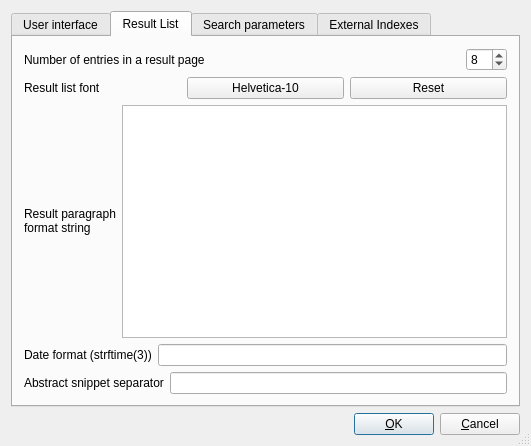
Qt form src/qtgui/uiprefs.ui (spanner888/recoll) before a commit.
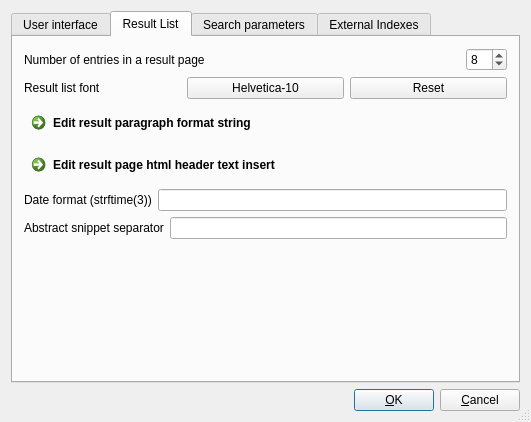
The same form after that commit. The open tabs and pages were chosen to show the change.

Commit message: GUI: enable using QWebView WebKit browser instead of Qt native QTextBrowser to display the result list. On by default, can be disabled with configure --disable-webkit

The edit to the form file:
```diff
--- a/src/qtgui/uiprefs.ui
+++ b/src/qtgui/uiprefs.ui
@@ -7,7 +7,7 @@
     <x>0</x>
     <y>0</y>
     <width>531</width>
-    <height>446</height>
+    <height>422</height>
    </rect>
   </property>
   <property name="windowTitle">
@@ -296,48 +296,21 @@
            <item>
             <layout class="QHBoxLayout">
              <item>
-              <widget class="QLabel" name="textLabel1_4">
-               <property name="sizePolicy">
-                <sizepolicy hsizetype="Expanding" vsizetype="Expanding">
-                 <horstretch>0</horstretch>
-                 <verstretch>0</verstretch>
-                </sizepolicy>
-               </property>
-               <property name="toolTip">
-                <string>Defines the format for each result list paragraph. Use qt html format and printf-like replacements:&lt;br&gt;%A Abstract&lt;br&gt; %D Date&lt;br&gt; %I Icon image name&lt;br&gt; %K Keywords (if any)&lt;br&gt; %L Preview and Edit links&lt;br&gt; %M Mime type&lt;br&gt; %N Result number&lt;br&gt; %R Relevance percentage&lt;br&gt; %S Size information&lt;br&gt; %T Title&lt;br&gt; %U Url&lt;br&gt; Go to http://www.recoll.org/custom.html for examples.</string>
-               </property>
+              <widget class="QCommandLinkButton" name="CLEditPara">
                <property name="text">
-                <string>Result paragraph&lt;br&gt;format string</string>
-               </property>
-               <property name="wordWrap">
-                <bool>false</bool>
-               </property>
-              </widget>
-             </item>
-             <item>
-              <widget class="QTextEdit" name="rlfTE">
-               <property name="sizePolicy">
-                <sizepolicy hsizetype="Expanding" vsizetype="Expanding">
-                 <horstretch>1</horstretch>
-                 <verstretch>0</verstretch>
-                </sizepolicy>
-               </property>
-               <property name="minimumSize">
-                <size>
-                 <width>0</width>
-                 <height>0</height>
-                </size>
-               </property>
-               <property name="tabChangesFocus">
-                <bool>true</bool>
-               </property>
-               <property name="text" stdset="0">
-                <string/>
+                <string>Edit result paragraph format string</string>
                </property>
               </widget>
              </item>
             </layout>
            </item>
+           <item>
+            <widget class="QCommandLinkButton" name="CLEditHeader">
+             <property name="text">
+              <string>Edit result page html header text insert</string>
+             </property>
+            </widget>
+           </item>
            <item>
             <layout class="QHBoxLayout">
              <item>
@@ -388,6 +361,19 @@
            </item>
           </layout>
          </item>
+         <item>
+          <spacer name="verticalSpacer">
+           <property name="orientation">
+            <enum>Qt::Vertical</enum>
+           </property>
+           <property name="sizeHint" stdset="0">
+            <size>
+             <width>20</width>
+             <height>40</height>
+            </size>
+           </property>
+          </spacer>
+         </item>
         </layout>
        </widget>
        <widget class="QWidget" name="tab1">
```
The commit also changes 15 other files.
